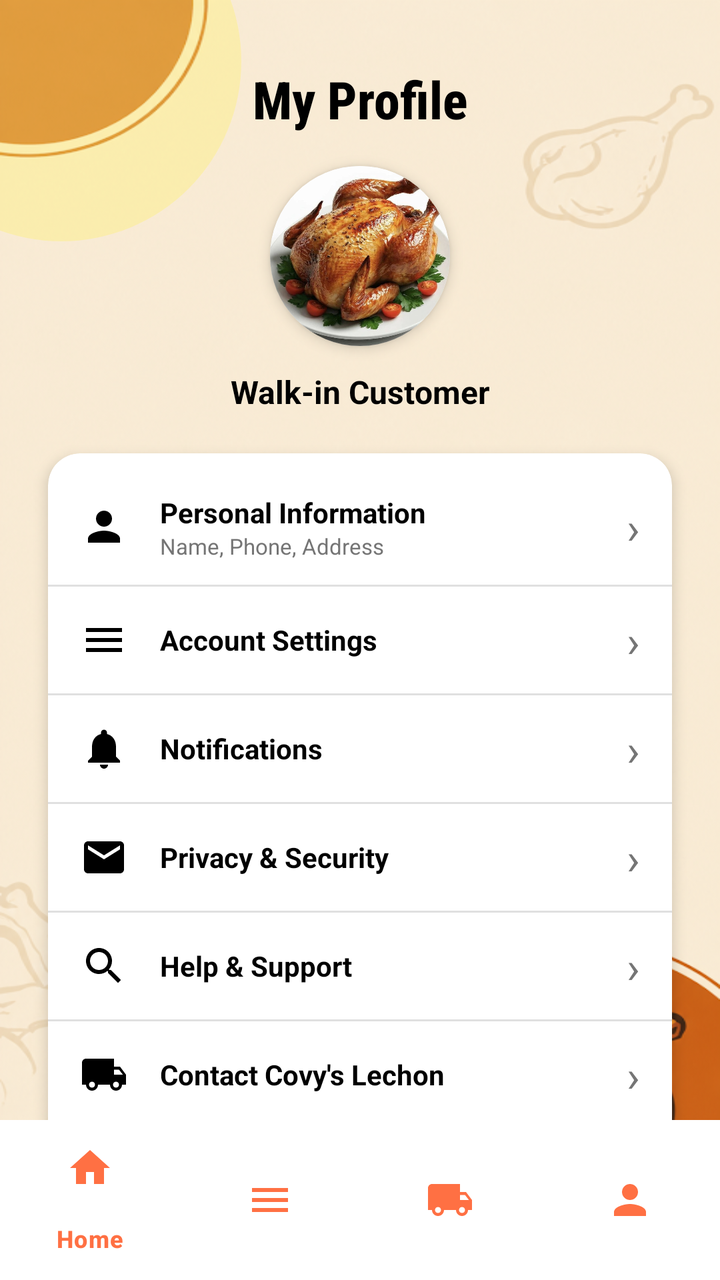
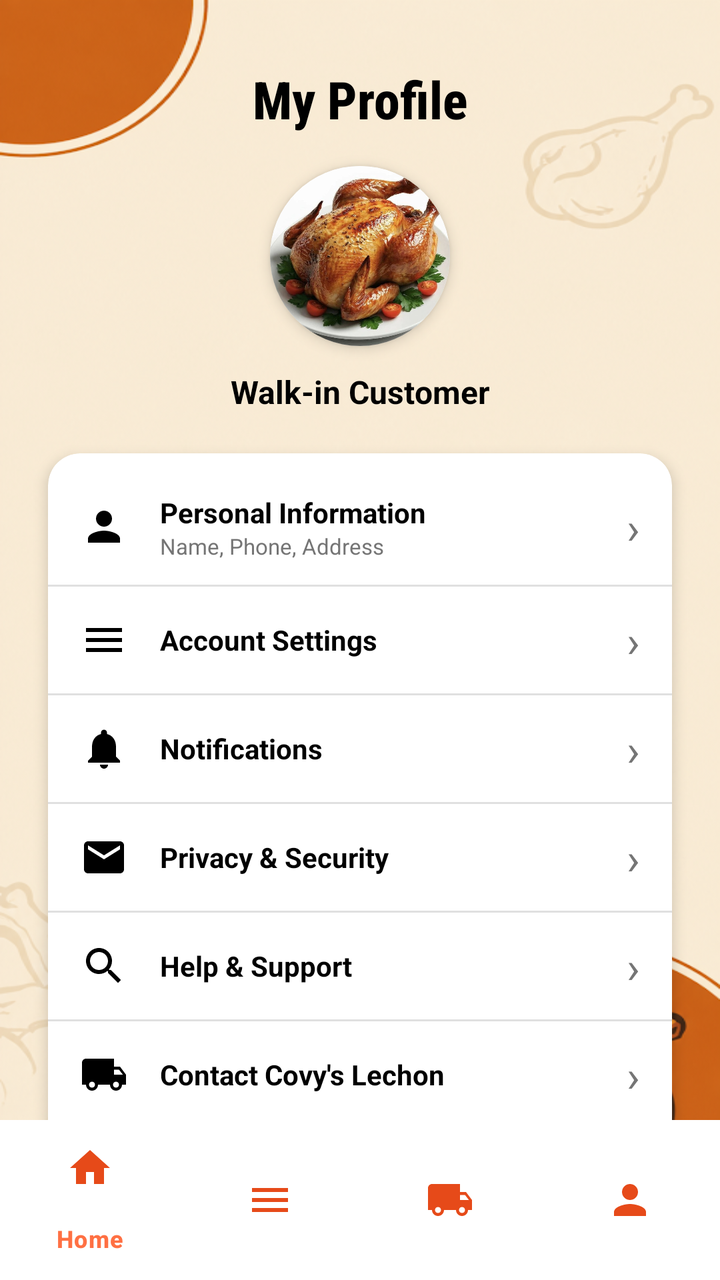

Compare the two renders of this Android layout. The source of the first and the diff that turns it into the second are given below.
<!-- AndroidManifest.xml: application theme Theme.CoyvSplashScreen -->
<!-- res/layout/profile.xml -->
<?xml version="1.0" encoding="utf-8"?>
<androidx.constraintlayout.widget.ConstraintLayout xmlns:android="http://schemas.android.com/apk/res/android"
    xmlns:app="http://schemas.android.com/apk/res-auto"
    xmlns:tools="http://schemas.android.com/tools"
    android:id="@+id/main"
    android:layout_width="match_parent"
    android:layout_height="match_parent"
    android:background="@drawable/signinbackgoundimage"
    tools:context=".ProfileActivity">

    
    <View
        android:id="@+id/view_decoration_top"
        android:layout_width="180dp"
        android:layout_height="180dp"
        android:layout_marginStart="-60dp"
        android:layout_marginTop="-60dp"
        android:alpha="0.4"
        android:background="@drawable/bg_circle_decoration"
        app:layout_constraintStart_toStartOf="parent"
        app:layout_constraintTop_toTopOf="parent" />

    <androidx.core.widget.NestedScrollView
        android:layout_width="match_parent"
        android:layout_height="0dp"
        android:fillViewport="true"
        app:layout_constraintBottom_toTopOf="@+id/bottom_navigation"
        app:layout_constraintTop_toTopOf="parent">

        <androidx.constraintlayout.widget.ConstraintLayout
            android:layout_width="match_parent"
            android:layout_height="wrap_content"
            android:paddingBottom="24dp">

            
            <TextView
                android:id="@+id/tv_my_profile"
                android:layout_width="wrap_content"
                android:layout_height="wrap_content"
                android:layout_marginTop="32dp"
                android:fontFamily="sans-serif-condensed-medium"
                android:text="My Profile"
                android:textColor="@color/black"
                android:textSize="26sp"
                android:textStyle="bold"
                app:layout_constraintEnd_toEndOf="parent"
                app:layout_constraintStart_toStartOf="parent"
                app:layout_constraintTop_toTopOf="parent" />

            
            <androidx.cardview.widget.CardView
                android:id="@+id/cv_avatar"
                android:layout_width="90dp"
                android:layout_height="90dp"
                android:layout_marginTop="16dp"
                app:cardCornerRadius="45dp"
                app:cardElevation="4dp"
                app:layout_constraintEnd_toEndOf="parent"
                app:layout_constraintStart_toStartOf="parent"
                app:layout_constraintTop_toBottomOf="@+id/tv_my_profile">

                <ImageView
                    android:id="@+id/iv_avatar"
                    android:layout_width="match_parent"
                    android:layout_height="match_parent"
                    android:contentDescription="Profile Picture"
                    android:scaleType="centerCrop"
                    android:src="@drawable/f423b4974f4dd7924f11f1bad41bf1b4" />
            </androidx.cardview.widget.CardView>

            
            <TextView
                android:id="@+id/tv_customer_name"
                android:layout_width="wrap_content"
                android:layout_height="wrap_content"
                android:layout_marginTop="12dp"
                android:text="Walk-in Customer"
                android:textColor="@color/black"
                android:textSize="16sp"
                android:textStyle="bold"
                app:layout_constraintEnd_toEndOf="parent"
                app:layout_constraintStart_toStartOf="parent"
                app:layout_constraintTop_toBottomOf="@+id/cv_avatar" />

            
            <androidx.cardview.widget.CardView
                android:id="@+id/cv_options"
                android:layout_width="0dp"
                android:layout_height="wrap_content"
                android:layout_marginStart="24dp"
                android:layout_marginTop="20dp"
                android:layout_marginEnd="24dp"
                app:cardCornerRadius="16dp"
                app:cardElevation="4dp"
                app:layout_constraintEnd_toEndOf="parent"
                app:layout_constraintStart_toStartOf="parent"
                app:layout_constraintTop_toBottomOf="@+id/tv_customer_name">

                <LinearLayout
                    android:layout_width="match_parent"
                    android:layout_height="wrap_content"
                    android:orientation="vertical"
                    android:paddingVertical="8dp">

                    
                    <LinearLayout
                        android:id="@+id/layout_personal_info"
                        android:layout_width="match_parent"
                        android:layout_height="wrap_content"
                        android:background="?attr/selectableItemBackground"
                        android:gravity="center_vertical"
                        android:orientation="horizontal"
                        android:paddingHorizontal="16dp"
                        android:paddingVertical="12dp">

                        <ImageView
                            android:layout_width="24dp"
                            android:layout_height="24dp"
                            android:contentDescription="Personal Info"
                            android:src="@drawable/ic_profile"
                            app:tint="@color/black" />

                        <LinearLayout
                            android:layout_width="0dp"
                            android:layout_height="wrap_content"
                            android:layout_weight="1"
                            android:layout_marginStart="16dp"
                            android:orientation="vertical">

                            <TextView
                                android:layout_width="wrap_content"
                                android:layout_height="wrap_content"
                                android:text="Personal Information"
                                android:textColor="@color/black"
                                android:textSize="14sp"
                                android:textStyle="bold" />

                            <TextView
                                android:layout_width="wrap_content"
                                android:layout_height="wrap_content"
                                android:text="Name, Phone, Address"
                                android:textColor="@color/text_grey"
                                android:textSize="11sp" />
                        </LinearLayout>

                        <TextView
                            android:layout_width="wrap_content"
                            android:layout_height="wrap_content"
                            android:text="›"
                            android:textColor="@color/text_grey"
                            android:textSize="22sp" />
                    </LinearLayout>

                    
                    <View
                        android:layout_width="match_parent"
                        android:layout_height="1dp"
                        android:background="#E0E0E0" />

                    
                    <LinearLayout
                        android:id="@+id/layout_account_settings"
                        android:layout_width="match_parent"
                        android:layout_height="wrap_content"
                        android:background="?attr/selectableItemBackground"
                        android:gravity="center_vertical"
                        android:orientation="horizontal"
                        android:paddingHorizontal="16dp"
                        android:paddingVertical="12dp">

                        <ImageView
                            android:layout_width="24dp"
                            android:layout_height="24dp"
                            android:contentDescription="Settings"
                            android:src="@drawable/ic_menu"
                            app:tint="@color/black" />

                        <TextView
                            android:layout_width="0dp"
                            android:layout_height="wrap_content"
                            android:layout_weight="1"
                            android:layout_marginStart="16dp"
                            android:text="Account Settings"
                            android:textColor="@color/black"
                            android:textSize="14sp"
                            android:textStyle="bold" />

                        <TextView
                            android:layout_width="wrap_content"
                            android:layout_height="wrap_content"
                            android:text="›"
                            android:textColor="@color/text_grey"
                            android:textSize="22sp" />
                    </LinearLayout>

                    <View
                        android:layout_width="match_parent"
                        android:layout_height="1dp"
                        android:background="#E0E0E0" />

                    
                    <LinearLayout
                        android:id="@+id/layout_notifications"
                        android:layout_width="match_parent"
                        android:layout_height="wrap_content"
                        android:background="?attr/selectableItemBackground"
                        android:gravity="center_vertical"
                        android:orientation="horizontal"
                        android:paddingHorizontal="16dp"
                        android:paddingVertical="12dp">

                        <ImageView
                            android:layout_width="24dp"
                            android:layout_height="24dp"
                            android:contentDescription="Notifications"
                            android:src="@drawable/ic_notifications"
                            app:tint="@color/black" />

                        <TextView
                            android:layout_width="0dp"
                            android:layout_height="wrap_content"
                            android:layout_weight="1"
                            android:layout_marginStart="16dp"
                            android:text="Notifications"
                            android:textColor="@color/black"
                            android:textSize="14sp"
                            android:textStyle="bold" />

                        <TextView
                            android:layout_width="wrap_content"
                            android:layout_height="wrap_content"
                            android:text="›"
                            android:textColor="@color/text_grey"
                            android:textSize="22sp" />
                    </LinearLayout>

                    <View
                        android:layout_width="match_parent"
                        android:layout_height="1dp"
                        android:background="#E0E0E0" />

                    
                    <LinearLayout
                        android:id="@+id/layout_privacy"
                        android:layout_width="match_parent"
                        android:layout_height="wrap_content"
                        android:background="?attr/selectableItemBackground"
                        android:gravity="center_vertical"
                        android:orientation="horizontal"
                        android:paddingHorizontal="16dp"
                        android:paddingVertical="12dp">

                        <ImageView
                            android:layout_width="24dp"
                            android:layout_height="24dp"
                            android:contentDescription="Privacy"
                            android:src="@drawable/baseline_mail_24"
                            app:tint="@color/black" />

                        <TextView
                            android:layout_width="0dp"
                            android:layout_height="wrap_content"
                            android:layout_weight="1"
                            android:layout_marginStart="16dp"
                            android:text="Privacy &amp; Security"
                            android:textColor="@color/black"
                            android:textSize="14sp"
                            android:textStyle="bold" />

                        <TextView
                            android:layout_width="wrap_content"
                            android:layout_height="wrap_content"
                            android:text="›"
                            android:textColor="@color/text_grey"
                            android:textSize="22sp" />
                    </LinearLayout>

                    <View
                        android:layout_width="match_parent"
                        android:layout_height="1dp"
                        android:background="#E0E0E0" />

                    
                    <LinearLayout
                        android:id="@+id/layout_help"
                        android:layout_width="match_parent"
                        android:layout_height="wrap_content"
                        android:background="?attr/selectableItemBackground"
                        android:gravity="center_vertical"
                        android:orientation="horizontal"
                        android:paddingHorizontal="16dp"
                        android:paddingVertical="12dp">

                        <ImageView
                            android:layout_width="24dp"
                            android:layout_height="24dp"
                            android:contentDescription="Help"
                            android:src="@drawable/ic_search"
                            app:tint="@color/black" />

                        <TextView
                            android:layout_width="0dp"
                            android:layout_height="wrap_content"
                            android:layout_weight="1"
                            android:layout_marginStart="16dp"
                            android:text="Help &amp; Support"
                            android:textColor="@color/black"
                            android:textSize="14sp"
                            android:textStyle="bold" />

                        <TextView
                            android:layout_width="wrap_content"
                            android:layout_height="wrap_content"
                            android:text="›"
                            android:textColor="@color/text_grey"
                            android:textSize="22sp" />
                    </LinearLayout>

                    <View
                        android:layout_width="match_parent"
                        android:layout_height="1dp"
                        android:background="#E0E0E0" />

                    
                    <LinearLayout
                        android:id="@+id/layout_contact"
                        android:layout_width="match_parent"
                        android:layout_height="wrap_content"
                        android:background="?attr/selectableItemBackground"
                        android:gravity="center_vertical"
                        android:orientation="horizontal"
                        android:paddingHorizontal="16dp"
                        android:paddingVertical="12dp">

                        <ImageView
                            android:layout_width="24dp"
                            android:layout_height="24dp"
                            android:contentDescription="Contact"
                            android:src="@drawable/ic_track"
                            app:tint="@color/black" />

                        <TextView
                            android:layout_width="0dp"
                            android:layout_height="wrap_content"
                            android:layout_weight="1"
                            android:layout_marginStart="16dp"
                            android:text="Contact Covy\'s Lechon"
                            android:textColor="@color/black"
                            android:textSize="14sp"
                            android:textStyle="bold" />

                        <TextView
                            android:layout_width="wrap_content"
                            android:layout_height="wrap_content"
                            android:text="›"
                            android:textColor="@color/text_grey"
                            android:textSize="22sp" />
                    </LinearLayout>

                    <View
                        android:layout_width="match_parent"
                        android:layout_height="1dp"
                        android:background="#E0E0E0" />

                    
                    <LinearLayout
                        android:id="@+id/layout_about"
                        android:layout_width="match_parent"
                        android:layout_height="wrap_content"
                        android:background="?attr/selectableItemBackground"
                        android:gravity="center_vertical"
                        android:orientation="horizontal"
                        android:paddingHorizontal="16dp"
                        android:paddingVertical="12dp">

                        <ImageView
                            android:layout_width="24dp"
                            android:layout_height="24dp"
                            android:contentDescription="About Us"
                            android:src="@drawable/ic_home"
                            app:tint="@color/black" />

                        <TextView
                            android:layout_width="0dp"
                            android:layout_height="wrap_content"
                            android:layout_weight="1"
                            android:layout_marginStart="16dp"
                            android:text="About Us"
                            android:textColor="@color/black"
                            android:textSize="14sp"
                            android:textStyle="bold" />

                        <TextView
                            android:layout_width="wrap_content"
                            android:layout_height="wrap_content"
                            android:text="›"
                            android:textColor="@color/text_grey"
                            android:textSize="22sp" />
                    </LinearLayout>

                </LinearLayout>
            </androidx.cardview.widget.CardView>

            
            <Button
                android:id="@+id/btn_logout"
                android:layout_width="0dp"
                android:layout_height="50dp"
                android:layout_marginStart="24dp"
                android:layout_marginTop="20dp"
                android:layout_marginEnd="24dp"
                android:backgroundTint="#FFE0B2"
                android:text="Log Out"
                android:textColor="@color/orange_dark"
                android:textSize="16sp"
                android:textStyle="bold"
                app:cornerRadius="12dp"
                app:layout_constraintEnd_toEndOf="parent"
                app:layout_constraintStart_toStartOf="parent"
                app:layout_constraintTop_toBottomOf="@+id/cv_options" />

        </androidx.constraintlayout.widget.ConstraintLayout>
    </androidx.core.widget.NestedScrollView>

    
    <com.google.android.material.bottomnavigation.BottomNavigationView
        android:id="@+id/bottom_navigation"
        android:layout_width="match_parent"
        android:layout_height="wrap_content"
        android:background="@color/white"
        app:itemIconTint="@color/orange_primary"
        app:itemTextColor="@color/orange_primary"
        app:layout_constraintBottom_toBottomOf="parent"
        app:menu="@menu/bottom_nav_menu" />

</androidx.constraintlayout.widget.ConstraintLayout>
<!-- resources referenced by this layout -->
<resources>
  <color name="black">#FF000000</color>
  <color name="orange_dark">#E64A19</color>
  <color name="orange_primary">#FF7043</color>
  <color name="text_grey">#757575</color>
  <color name="white">#FFFFFFFF</color>
  <!-- drawable baseline_mail_24 (drawable) -->
  <vector xmlns:android="http://schemas.android.com/apk/res/android" android:height="24dp" android:tint="#000000" android:viewportHeight="24" android:viewportWidth="24" android:width="24dp">
      <path android:fillColor="@android:color/white" android:pathData="M20,4L4,4c-1.1,0 -1.99,0.9 -1.99,2L2,18c0,1.1 0.9,2 2,2h16c1.1,0 2,-0.9 2,-2L22,6c0,-1.1 -0.9,-2 -2,-2zM20,8l-8,5 -8,-5L4,6l8,5 8,-5v2z"/>
  </vector>
  <!-- drawable bg_circle_decoration (drawable) -->
  <shape xmlns:android="http://schemas.android.com/apk/res/android"
      android:shape="oval">
      <solid android:color="#FFF176" />
  </shape>
  <!-- drawable ic_home (drawable) -->
  <vector xmlns:android="http://schemas.android.com/apk/res/android"
      android:width="24dp"
      android:height="24dp"
      android:viewportWidth="24"
      android:viewportHeight="24">
      <path
          android:fillColor="#000000"
          android:pathData="M10,20v-6h4v6h5v-8h3L12,3 2,12h3v8z" />
  </vector>
  <!-- drawable ic_menu (drawable) -->
  <vector xmlns:android="http://schemas.android.com/apk/res/android"
      android:width="24dp"
      android:height="24dp"
      android:viewportWidth="24"
      android:viewportHeight="24">
      <path
          android:fillColor="#000000"
          android:pathData="M3,18h18v-2H3V18z M3,13h18v-2H3V13z M3,6v2h18V6H3z" />
  </vector>
  <!-- drawable ic_notifications (drawable) -->
  <vector xmlns:android="http://schemas.android.com/apk/res/android"
      android:width="24dp"
      android:height="24dp"
      android:viewportWidth="24"
      android:viewportHeight="24">
      <path
          android:fillColor="#000000"
          android:pathData="M12,22c1.1,0 2,-0.9 2,-2h-4c0,1.1 0.89,2 2,2zm6,-6v-5c0,-3.07 -1.64,-5.64 -4.5,-6.32V4c0,-0.83 -0.67,-1.5 -1.5,-1.5s-1.5,0.67 -1.5,1.5v0.68C7.63,5.36 6,7.92 6,11v5l-2,2v1h16v-1l-2,-2z" />
  </vector>
  <!-- drawable ic_profile (drawable) -->
  <vector xmlns:android="http://schemas.android.com/apk/res/android"
      android:width="24dp"
      android:height="24dp"
      android:viewportWidth="24"
      android:viewportHeight="24">
      <path
          android:fillColor="#000000"
          android:pathData="M12,12c2.21,0 4,-1.79 4,-4s-1.79,-4 -4,-4 -4,1.79 -4,4 1.79,4 4,4zm0,2c-2.67,0 -8,1.34 -8,4v2h16v-2c0,-2.66 -5.33,-4 -8,-4z" />
  </vector>
  <!-- drawable ic_search (drawable) -->
  <vector xmlns:android="http://schemas.android.com/apk/res/android"
      android:width="24dp"
      android:height="24dp"
      android:viewportWidth="24"
      android:viewportHeight="24">
      <path
          android:fillColor="#000000"
          android:pathData="M15.5,14h-0.79l-0.28,-0.27C15.41,12.59 16,11.11 16,9.5 16,5.91 13.09,3 9.5,3S3,5.91 3,9.5 5.91,16 9.5,16c1.61,0 3.09,-0.59 4.23,-1.57l0.27,0.28v0.79l5,4.99L20.49,19l-4.99,-5zm-6,0C7.01,14 5,11.99 5,9.5S7.01,5 9.5,5 14,7.01 14,9.5 11.99,14 9.5,14z" />
  </vector>
  <!-- drawable ic_track (drawable) -->
  <vector xmlns:android="http://schemas.android.com/apk/res/android"
      android:width="24dp"
      android:height="24dp"
      android:viewportWidth="24"
      android:viewportHeight="24">
      <path
          android:fillColor="#000000"
          android:pathData="M20,8h-3V4H3c-1.1,0 -2,0.9 -2,2v11h2c0,1.66 1.34,3 3,3s3,-1.34 3,-3h6c0,1.66 1.34,3 3,3s3,-1.34 3,-3h2v-5l-3,-4zM6,18.5c-0.83,0 -1.5,-0.67 -1.5,-1.5s0.67,-1.5 1.5,-1.5 1.5,0.67 1.5,1.5 -0.67,1.5 -1.5,1.5zm13.5,-9l1.96,2.5H17V9.5h2.5zm-1.5,9c-0.83,0 -1.5,-0.67 -1.5,-1.5s0.67,-1.5 1.5,-1.5 1.5,0.67 1.5,1.5 -0.67,1.5 -1.5,1.5z" />
  </vector>
  <!-- drawable signinbackgoundimage: png bitmap (drawable, 391030 bytes) -->
  <style name="Theme.CoyvSplashScreen" parent="Base.Theme.CoyvSplashScreen" />
  <style name="Base.Theme.CoyvSplashScreen" parent="Theme.Material3.DayNight.NoActionBar">
          
          
      </style>
  <!-- unchanged entries left out for length: 1 -->
</resources>

<!-- the commit's change to res/layout/profile.xml (unified diff, before → after) -->
@@ -16,7 +16,7 @@
         android:layout_marginStart="-60dp"
         android:layout_marginTop="-60dp"
         android:alpha="0.4"
-        android:background="@drawable/bg_circle_decoration"
+
         app:layout_constraintStart_toStartOf="parent"
         app:layout_constraintTop_toTopOf="parent" />
 
@@ -428,7 +428,7 @@
         android:layout_width="match_parent"
         android:layout_height="wrap_content"
         android:background="@color/white"
-        app:itemIconTint="@color/orange_primary"
+        app:itemIconTint="@color/orange_dark"
         app:itemTextColor="@color/orange_primary"
         app:layout_constraintBottom_toBottomOf="parent"
         app:menu="@menu/bottom_nav_menu" />
<!-- resource entries referenced after the edit -->
@@ -9,11 +9,6 @@
   <vector xmlns:android="http://schemas.android.com/apk/res/android" android:height="24dp" android:tint="#000000" android:viewportHeight="24" android:viewportWidth="24" android:width="24dp">
       <path android:fillColor="@android:color/white" android:pathData="M20,4L4,4c-1.1,0 -1.99,0.9 -1.99,2L2,18c0,1.1 0.9,2 2,2h16c1.1,0 2,-0.9 2,-2L22,6c0,-1.1 -0.9,-2 -2,-2zM20,8l-8,5 -8,-5L4,6l8,5 8,-5v2z"/>
   </vector>
-  <!-- drawable bg_circle_decoration (drawable) -->
-  <shape xmlns:android="http://schemas.android.com/apk/res/android"
-      android:shape="oval">
-      <solid android:color="#FFF176" />
-  </shape>
   <!-- drawable ic_home (drawable) -->
   <vector xmlns:android="http://schemas.android.com/apk/res/android"
       android:width="24dp"
